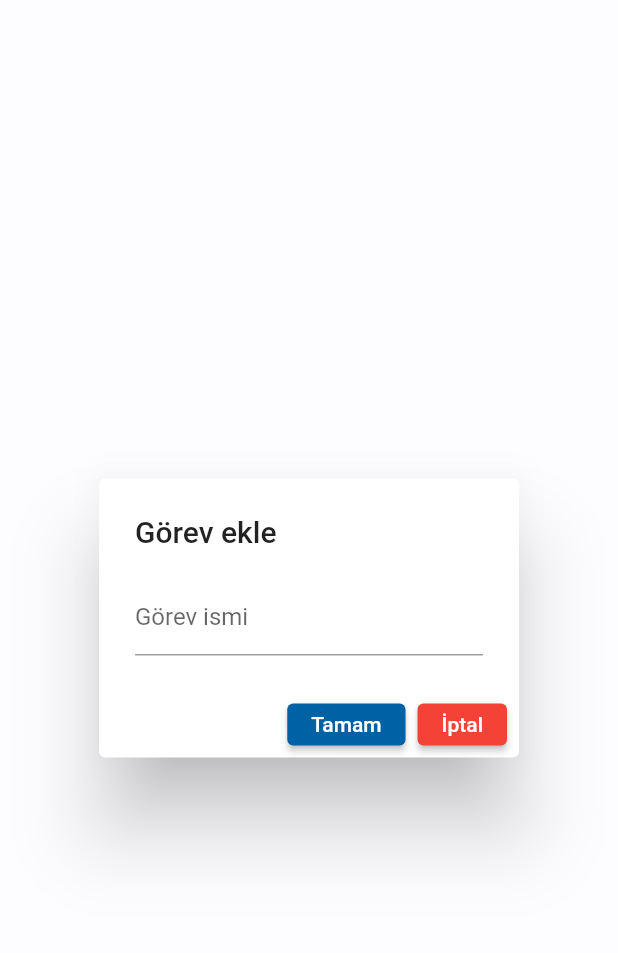
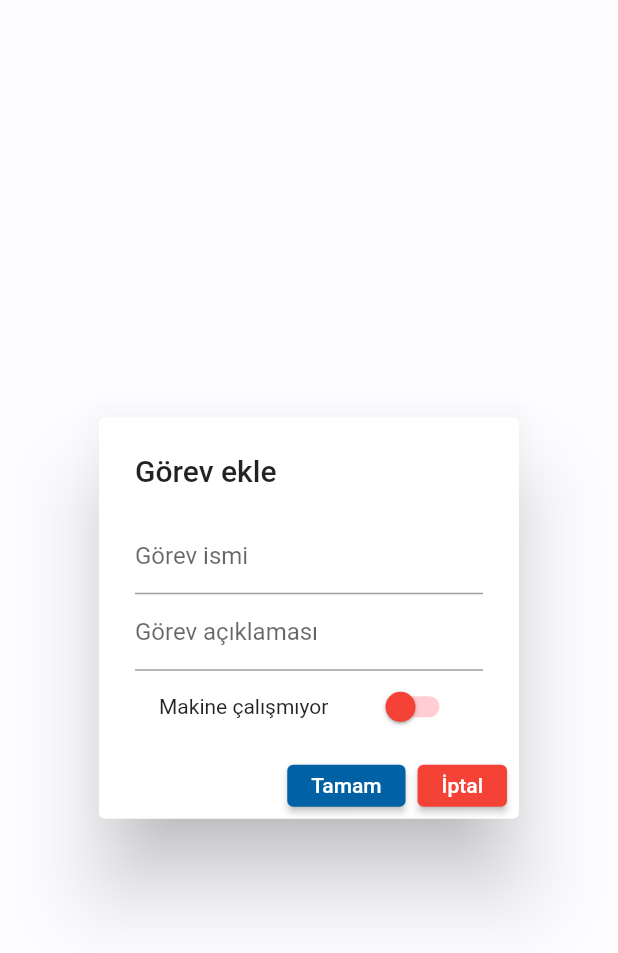
Before and after one commit to edibesad/enelsis, a Flutter app: the MachineTaskDialog widget shown alone on an empty page, opened directly, on a phone screen of 412 x 824 dp. Shown: the top 953 px of the screen. Run offline on Flutter 3.47's test engine with Material 2 defaults, Android fonts, the phone set to English and light mode, and no system bars; our stand-ins replace flutter_screenutil, get; missing offline and left inert: omni_datetime_picker; Roboto replaces fonts that are missing (.AppleSystemUIFont).

Commit message:
machine info düzenlendi

```diff
--- a/lib/views/machine_detail_page/widgets/machine_task_dialog.dart
+++ b/lib/views/machine_detail_page/widgets/machine_task_dialog.dart
@@ -1,17 +1,53 @@
 import 'package:flutter/material.dart';
+import 'package:flutter_screenutil/flutter_screenutil.dart';
 import 'package:get/get.dart';
 
-class MachineTaskDialog extends StatelessWidget {
-  MachineTaskDialog({super.key});
-  final TextEditingController controller = TextEditingController();
+class MachineTaskDialog extends StatefulWidget {
+  const MachineTaskDialog({super.key});
+
+  @override
+  State<MachineTaskDialog> createState() => _MachineTaskDialogState();
+}
+
+class _MachineTaskDialogState extends State<MachineTaskDialog> {
+  final TextEditingController nameController = TextEditingController();
+
+  final TextEditingController descController = TextEditingController();
+
+  bool status = false;
+
   @override
   Widget build(BuildContext context) {
     return AlertDialog(
       title: const Text("Görev ekle"),
       content: Form(
-          child: TextFormField(
-        controller: controller,
-        decoration: const InputDecoration(labelText: "Görev ismi"),
+          child: SizedBox(
+        height: 150.h,
+        child: Column(
+          children: [
+            TextFormField(
+              controller: nameController,
+              decoration: const InputDecoration(labelText: "Görev ismi"),
+            ),
+            TextFormField(
+              controller: descController,
+              decoration: const InputDecoration(labelText: "Görev açıklaması"),
+            ),
+            SwitchListTile(
+              inactiveThumbColor: Colors.red,
+              inactiveTrackColor: Colors.red.shade100,
+              secondary: Text(
+                  status == true ? "Makine çalışıyor" : "Makine çalışmıyor"),
+              activeColor: Colors.green,
+              value: status,
+              onChanged: (value) {
+                setState(() {
+                  status = value;
+                });
+              },
+            )
+          ],
+        ),
       )),
       actions: [
         ElevatedButton(
```
Also changed, not shown: lib/views/machine_detail_page/machine_detail_page.dart (+11 -0 lines), lib/views/machine_detail_page/widgets/machine_task_info.dart (+20 -1 lines).
